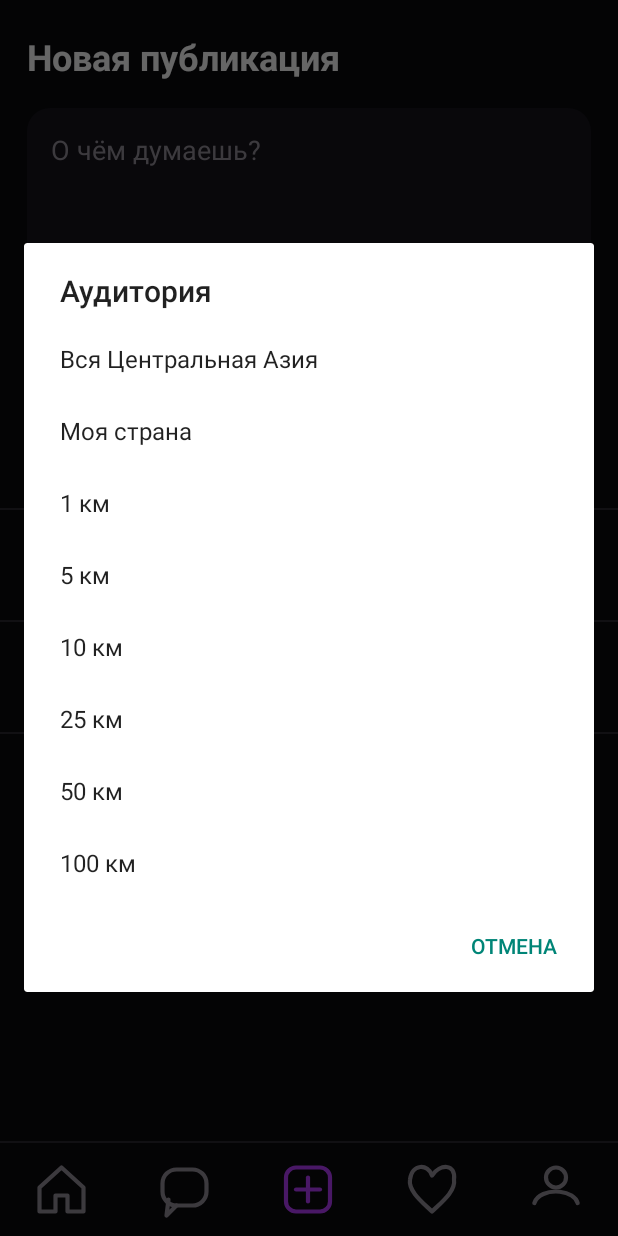
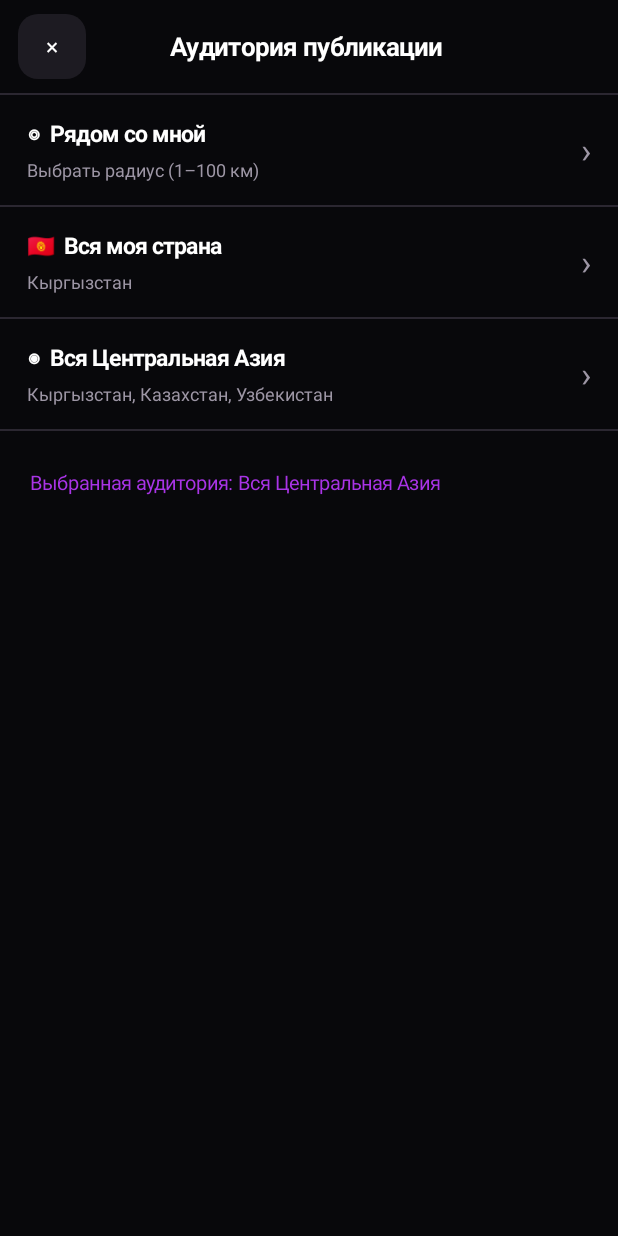
Before and after one commit to Shukay1/sum-mobile, an Android app: the screen it shows after launch (MainActivity), after a tap on "Кто увидит публикацию", on a phone screen of 412 x 824 dp. Run offline under Robolectric (Android 15) with nearby library versions, the phone set to English and light mode, and no system bars; 3 other taps on this screen came first.

Commit message:
Implement Figma audience and radius native screens with working selection

```diff
--- a/app/src/main/java/app/menly/preview/MainActivity.java
+++ b/app/src/main/java/app/menly/preview/MainActivity.java
@@ -26,8 +26,8 @@ import android.graphics.drawable.GradientDrawable;
 import java.io.InputStream;
 
 public class MainActivity extends Activity {
-  final int BG=Color.rgb(9,9,13), CARD=Color.rgb(22,20,27), LINE=Color.rgb(43,39,47), WHITE=Color.WHITE, MUTED=Color.rgb(151,145,156);
-  int accent=Color.rgb(184,61,255), page=0; boolean anon=false; String selectedMedia=""; String audience="Вся Центральная Азия", chatMode="Личные";
+  final int BG=Color.rgb(8,8,11), CARD=Color.rgb(29,27,34), LINE=Color.rgb(43,39,49), WHITE=Color.WHITE, MUTED=Color.rgb(157,150,165);
+  int accent=Color.rgb(169,52,230), page=0, activityFilter=0, profileTab=0; boolean anon=false; int radiusKm=10; String draft=""; String selectedMedia=""; String audience="Вся Центральная Азия", chatMode="Личные";
   LinearLayout root,content,nav; ScrollView scroll;
   SharedPreferences prefs;
   ArrayList<Post> posts=new ArrayList<>();
@@ -180,11 +180,39 @@ public class MainActivity extends Activity {
     for(String m:history){TextView bubble=text(m,15,WHITE,false);pad(bubble,14,11,14,11);bubble.setBackground(shape(CARD,16));LinearLayout.LayoutParams b=lp(-2,-2);b.setMargins(0,0,0,dp(10));msgs.addView(bubble,b);}
     LinearLayout compose=horizontal();pad(compose,10,7,10,12);EditText entry=new EditText(this);entry.setSingleLine();entry.setTextColor(WHITE);entry.setHint("Сообщение");entry.setHintTextColor(MUTED);entry.setBackground(shape(CARD,22));pad(entry,13,9,13,9);compose.addView(entry,new LinearLayout.LayoutParams(0,dp(46),1));TextView send=button("➤",()->{String m=entry.getText().toString().trim();if(!m.isEmpty()){history.add(m);prefs.edit().putString("chat_"+name,new JSONArray(history).toString()).apply();conversation(name);}});compose.addView(send);root.addView(compose);
   }
-  void create(){heading("Новая публикация");EditText field=new EditText(this);field.setId(881);field.setTextColor(WHITE);field.setHintTextColor(MUTED);field.setHint("О чём думаешь?");field.setGravity(Gravity.TOP);field.setMinLines(7);field.setBackground(shape(CARD,15));pad(field,16,15,16,15);LinearLayout.LayoutParams f=lp(-1,-2);f.setMargins(dp(18),0,dp(18),dp(10));content.addView(field,f);
-    row("Анонимная публикация",anon?"Включено · исчезнет через 24 часа":"Выключено",()->{anon=!anon;String s=field.getText().toString();show(2);((EditText)findViewById(881)).setText(s);});
-    row("Кто увидит публикацию",audience,()->options("Аудитория",new String[]{"Вся Центральная Азия","Моя страна","1 км","5 км","10 км","25 км","50 км","100 км"},i->{audience=new String[]{"Вся Центральная Азия","Моя страна","1 км","5 км","10 км","25 км","50 км","100 км"}[i];String s=field.getText().toString();show(2);((EditText)findViewById(881)).setText(s);}));
+  void create(){heading("Новая публикация");EditText field=new EditText(this);field.setId(881);field.setText(draft);field.setTextColor(WHITE);field.setHintTextColor(MUTED);field.setHint("О чём думаешь?");field.setGravity(Gravity.TOP);field.setMinLines(7);field.setBackground(shape(CARD,15));pad(field,16,15,16,15);LinearLayout.LayoutParams f=lp(-1,-2);f.setMargins(dp(18),0,dp(18),dp(10));content.addView(field,f);
+    row("Анонимная публикация",anon?"Включено · исчезнет через 24 часа":"Выключено",()->{anon=!anon;draft=field.getText().toString();show(2);});
+    row("Кто увидит публикацию",audience,()->{draft=field.getText().toString();audienceScreen();});
     row("Добавить фото или видео",selectedMedia.isEmpty()?"Выбрать из галереи":"Фото выбрано ✓",()->chooseMedia());
-    TextView publish=button("Опубликовать",()->{String s=field.getText().toString().trim();if(s.isEmpty()){Toast.makeText(this,"Напиши текст",Toast.LENGTH_SHORT).show();return;}Post created=new Post(anon?"Анонимный пользователь":"menly_user","сейчас",s,0,0,0,anon,false);created.media=selectedMedia;posts.add(0,created);selectedMedia="";anon=false;persist();show(0);});publish.setBackground(shape(accent,14));LinearLayout.LayoutParams p=lp(-1,52);p.setMargins(dp(18),dp(20),dp(18),0);content.addView(publish,p);
+    TextView publish=button("Опубликовать",()->{String s=field.getText().toString().trim();if(s.isEmpty()){Toast.makeText(this,"Напиши текст",Toast.LENGTH_SHORT).show();return;}Post created=new Post(anon?"Анонимный пользователь":"menly_user","сейчас",s,0,0,0,anon,false);created.media=selectedMedia;posts.add(0,created);selectedMedia="";draft="";anon=false;persist();show(0);});publish.setBackground(shape(accent,14));LinearLayout.LayoutParams p=lp(-1,52);p.setMargins(dp(18),dp(20),dp(18),0);content.addView(publish,p);
+  }
+  void subScreen(String title){
+    root=vertical();root.setBackgroundColor(BG);setContentView(root);
+    LinearLayout head=horizontal();pad(head,12,9,15,9);
+    TextView back=button("×",()->show(2));head.addView(back,lp(45,43));
+    TextView h=text(title,17,WHITE,true);h.setGravity(Gravity.CENTER);head.addView(h,new LinearLayout.LayoutParams(0,dp(43),1));
+    head.addView(new View(this),lp(45,43));root.addView(head);line(root);
+    scroll=new ScrollView(this);content=vertical();scroll.addView(content);root.addView(scroll,new LinearLayout.LayoutParams(-1,0,1));
+  }
+  void audienceScreen(){
+    subScreen("Аудитория публикации");
+    row("◎  Рядом со мной","Выбрать радиус (1–100 км)"+(audience.endsWith("км")?" · "+audience:""),()->radiusScreen());
+    row("🇰🇬  Вся моя страна","Кыргызстан",()->{audience="Моя страна";show(2);});
+    row("◉  Вся Центральная Азия","Кыргызстан, Казахстан, Узбекистан",()->{audience="Вся Центральная Азия";show(2);});
+    TextView tip=text("Выбранная аудитория: "+audience,13,accent,false);pad(tip,20,25,20,0);content.addView(tip);
+  }
+  void radiusScreen(){
+    subScreen("Радиус");
+    TextView heading=text("Радиус",20,WHITE,true);pad(heading,20,35,20,10);content.addView(heading);
+    TextView current=text(radiusKm+" км",22,WHITE,true);current.setGravity(Gravity.RIGHT);pad(current,20,0,25,15);content.addView(current);
+    SeekBar seek=new SeekBar(this);seek.setMax(100);seek.setProgress(radiusKm);seek.setProgressTintList(android.content.res.ColorStateList.valueOf(accent));seek.setThumbTintList(android.content.res.ColorStateList.valueOf(accent));pad(seek,20,12,20,12);content.addView(seek);seek.setOnSeekBarChangeListener(new SeekBar.OnSeekBarChangeListener(){
+      public void onProgressChanged(SeekBar b,int p,boolean user){radiusKm=Math.max(1,p);current.setText(radiusKm+" км");}
+      public void onStartTrackingTouch(SeekBar b){}public void onStopTrackingTouch(SeekBar b){}
+    });
+    LinearLayout choices=horizontal();pad(choices,15,14,15,0);int[] values={1,5,10,25,50,100};
+    for(int value:values){TextView chip=button(value+" км",()->{radiusKm=value;audience=value+" км";show(2);});chip.setTextSize(11);LinearLayout.LayoutParams cp=new LinearLayout.LayoutParams(0,dp(38),1);cp.setMargins(dp(2),0,dp(2),0);choices.addView(chip,cp);}
+    content.addView(choices);
+    TextView confirm=button("Применить радиус",()->{audience=radiusKm+" км";show(2);});confirm.setBackground(shape(accent,13));LinearLayout.LayoutParams c=lp(-1,50);c.setMargins(dp(20),dp(30),dp(20),0);content.addView(confirm,c);
   }
   void chooseMedia(){android.content.Intent intent=new android.content.Intent(android.content.Intent.ACTION_OPEN_DOCUMENT);intent.addCategory(android.content.Intent.CATEGORY_OPENABLE);intent.setType("image/*");intent.addFlags(android.content.Intent.FLAG_GRANT_READ_URI_PERMISSION|android.content.Intent.FLAG_GRANT_PERSISTABLE_URI_PERMISSION);startActivityForResult(intent,400);}
   @Override protected void onActivityResult(int requestCode,int resultCode,android.content.Intent data){super.onActivityResult(requestCode,resultCode,data);if(resultCode==RESULT_OK&&data!=null&&data.getData()!=null){
```
